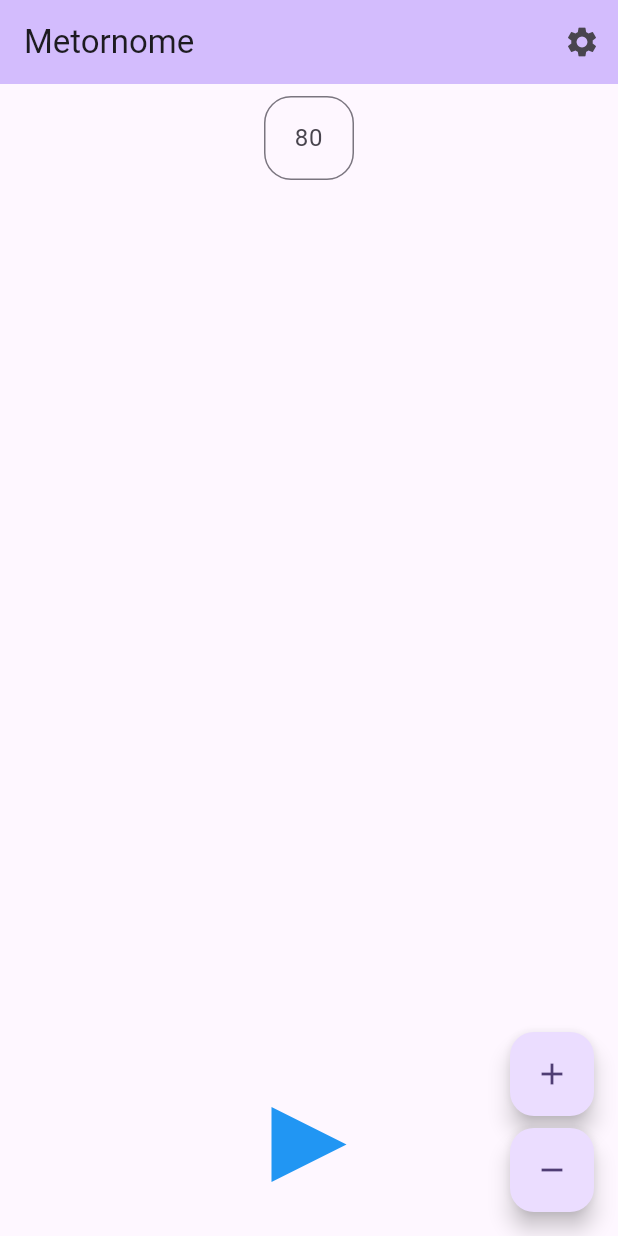
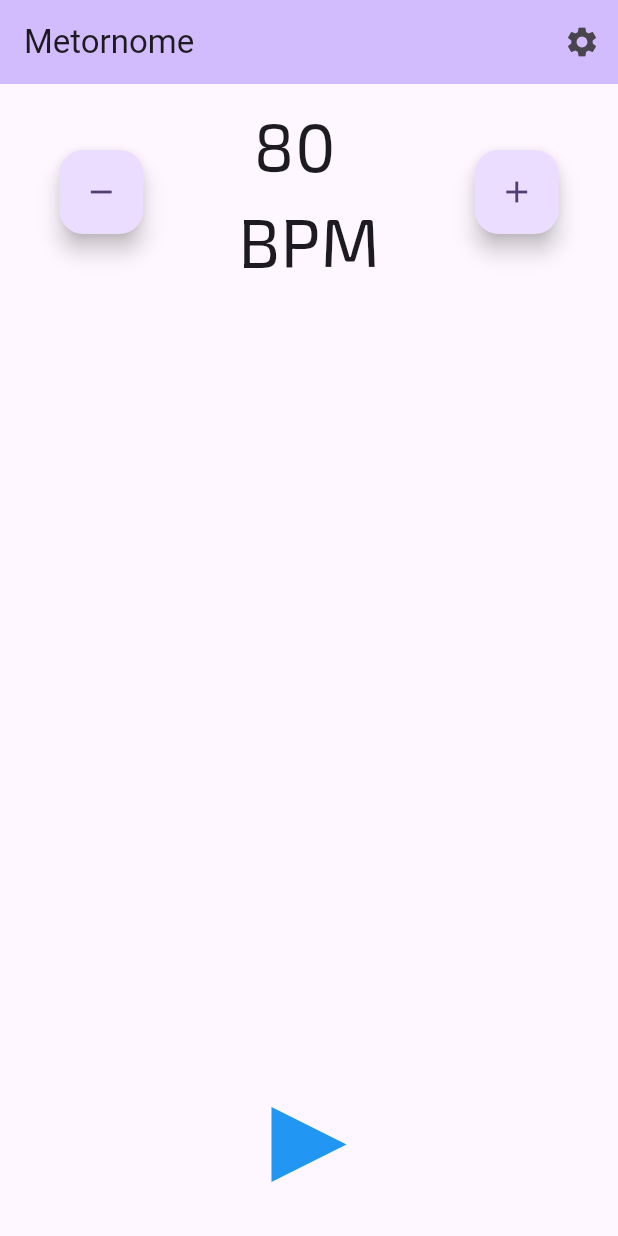
Before and after one commit to BMarx981/metornome, a Flutter app: the screen it shows after launch, on a phone screen of 412 x 824 dp. Run offline on Flutter 3.47's test engine with Material 3 defaults, Android fonts, the light colour scheme and no system bars; our stand-ins replace audioplayers, drift, flutter_riverpod, go_router, google_fonts; accounts and stored records are empty; generated files the repository leaves out were written again.

Commit message:
Adjust layout. Create knob for tempo selection.

```diff
--- a/lib/main_view/main_page.dart
+++ b/lib/main_view/main_page.dart
@@ -1,6 +1,7 @@
 import 'package:flutter/material.dart';
 import 'package:flutter_riverpod/flutter_riverpod.dart';
 import 'package:go_router/go_router.dart';
+import 'package:google_fonts/google_fonts.dart';
 import 'package:metornome/widgets/stop_button.dart';
 import 'package:metornome/widgets/blinking_widget.dart';
 import 'package:metornome/widgets/triangle_shape.dart';
@@ -32,22 +33,24 @@ class MainPage extends ConsumerWidget {
         children: [
           Padding(
             padding: const EdgeInsets.all(8.0),
-            child: SizedBox(
-              width: 60,
-              child: TextField(
-                maxLength: 3,
-                textAlign: TextAlign.center,
-                controller: controller,
-                onEditingComplete: () => ref
-                    .read(tempoProvider.notifier)
-                    .state = double.parse(controller.text),
-                decoration: InputDecoration(
-                  counterText: "",
-                  hintText: tempoProv.toInt().toString(),
-                  border: OutlineInputBorder(
-                      borderRadius: BorderRadius.circular(18.0)),
+            child: Row(
+              mainAxisAlignment: MainAxisAlignment.spaceAround,
+              children: [
+                FloatingActionButton(
+                  onPressed: () =>
+                      ref.read(tempoProvider.notifier).state = tempoProv - 1,
+                  tooltip: 'Decrease tempo',
+                  child: const Icon(Icons.remove),
                 ),
-              ),
+                Text(" ${tempoProv.toInt()}\nBPM",
+                    style: GoogleFonts.exo2(fontSize: 45)),
+                FloatingActionButton(
+                  onPressed: () =>
+                      ref.read(tempoProvider.notifier).state = tempoProv + 1,
+                  tooltip: 'Increase tempo',
+                  child: const Icon(Icons.add),
+                ),
+              ],
             ),
           ),
           Center(
@@ -81,24 +84,6 @@ class MainPage extends ConsumerWidget {
           ),
         ],
       ),
-      floatingActionButton: Column(
-        mainAxisAlignment: MainAxisAlignment.end,
-        children: [
-          FloatingActionButton(
-            onPressed: () =>
-                ref.read(tempoProvider.notifier).state = tempoProv + 1,
-            tooltip: 'Increase tempo',
-            child: const Icon(Icons.add),
-          ),
-          const SizedBox(height: 8),
-          FloatingActionButton(
-            onPressed: () =>
-                ref.read(tempoProvider.notifier).state = tempoProv - 1,
-            tooltip: 'Decrease tempo',
-            child: const Icon(Icons.remove),
-          ),
-        ],
-      ),
     );
   }
 }
--- a/pubspec.yaml
+++ b/pubspec.yaml
@@ -16,6 +16,7 @@ dependencies:
   go_router: ^14.6.1
   path_provider: ^2.1.5
   path: ^1.9.0
+  google_fonts: ^6.2.1
 
 dev_dependencies:
   drift_dev: ^2.0.0
```
Also changed, not shown: lib/widgets/knob_widget.dart (added, +138 -0 lines), pubspec.lock.
